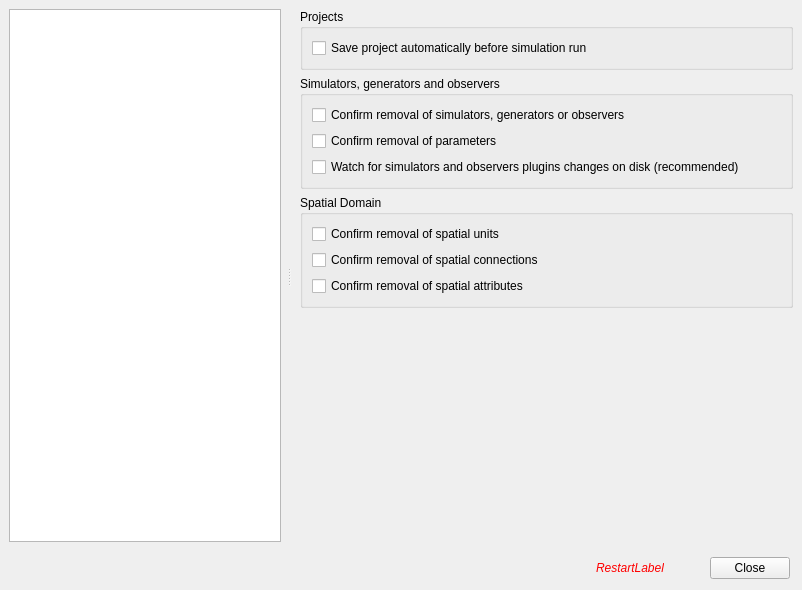
Above: src/openfluid/ui/common/PreferencesDialog.ui from OpenFLUID/openfluid before the change. Below: the same form after it.
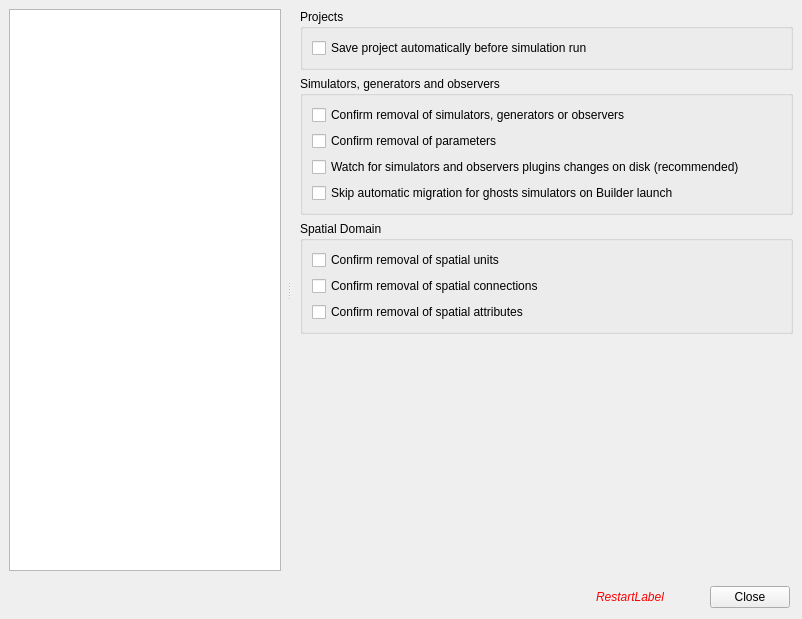
That is the form after the change. The open tabs and pages were chosen to show the change. Custom widgets are drawn as their Qt base class.

Commit message:
Remember choice for ghosts automatic migration
* Added new preference variable
* Added field in builder preferences window

(closes OpenFLUID/openfluid#1221)

Patch:
```diff
--- a/src/openfluid/ui/common/PreferencesDialog.ui
+++ b/src/openfluid/ui/common/PreferencesDialog.ui
@@ -7,7 +7,7 @@
     <x>0</x>
     <y>0</y>
     <width>802</width>
-    <height>590</height>
+    <height>619</height>
    </rect>
   </property>
   <property name="windowTitle">
@@ -270,6 +270,13 @@
              </property>
             </widget>
            </item>
+           <item>
+            <widget class="QCheckBox" name="GhostsMigrationCheckBox">
+             <property name="text">
+              <string>Skip automatic migration for ghosts simulators on Builder launch</string>
+             </property>
+            </widget>
+           </item>
           </layout>
          </widget>
         </item>
```
Left out of the diff: 6 changed lines with no effect on the pictures. The commit also changes 6 other files.
